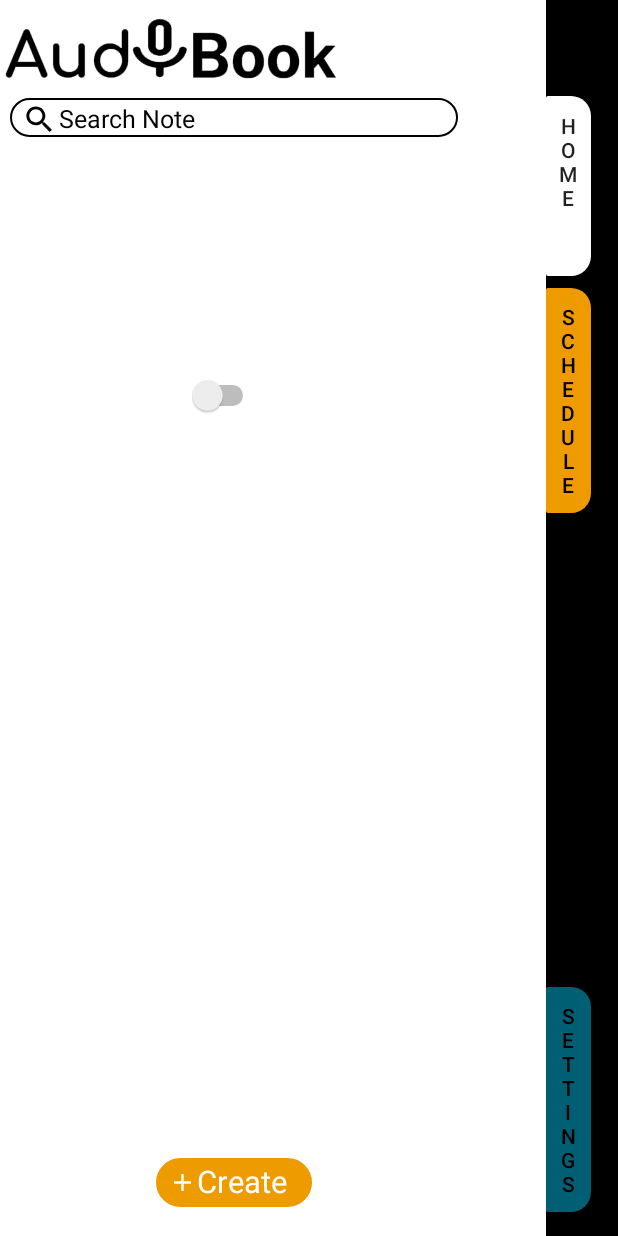
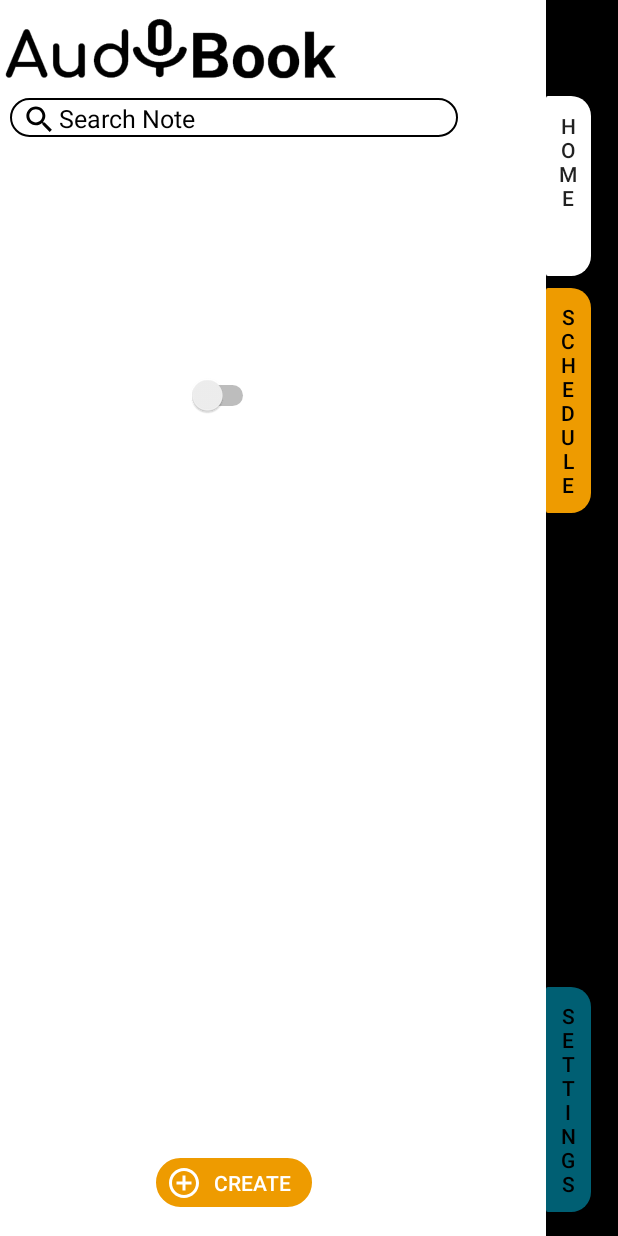
Before and after one commit to MARZ51x/audibookfinal, an Android app: the screen it shows after launch once a user with an empty profile is signed in (HomeActivity), on a phone screen of 412 x 824 dp. Run offline under Robolectric (Android 15) with nearby library versions, the phone set to English and light mode, and no system bars; our stand-ins replace Firebase (no records; nobody signed in at launch, a user with empty details on screens opened directly), sdp/ssp sizes.

Commit message:
Krisha Ui Scheduler Updated

```diff
--- a/app/src/main/java/com/zentech/audibookfinalv/ui/AddEditAlarmActivity.java
+++ b/app/src/main/java/com/zentech/audibookfinalv/ui/AddEditAlarmActivity.java
@@ -8,6 +8,7 @@ import androidx.fragment.app.Fragment;
 
 import android.content.Context;
 import android.content.Intent;
+import android.graphics.Color;
 import android.os.Bundle;
 import android.view.MenuItem;
 import android.view.View;
@@ -43,6 +44,7 @@ public final class AddEditAlarmActivity extends AppCompatActivity {
 
         if(AppCompatDelegate.getDefaultNightMode()==AppCompatDelegate.MODE_NIGHT_YES){
             setTheme(R.style.AppTheme);
+            root.setBackgroundColor(Color.parseColor("#FF001219"));
         }else {
             setTheme(R.style.Theme_Light);
             root.setBackgroundColor(getResources().getColor(android.R.color.white));
--- a/app/src/main/res/drawable/ic_add_sched.xml
+++ b/app/src/main/res/drawable/ic_add_sched.xml
@@ -3,7 +3,7 @@
     android:height="24dp"
     android:viewportWidth="24"
     android:viewportHeight="24"
-    android:tint="?attr/colorControlNormal">
+    android:tint="@color/White">
   <path
       android:fillColor="@android:color/white"
       android:pathData="M10.01,21.01c0,1.1 0.89,1.99 1.99,1.99s1.99,-0.89 1.99,-1.99h-3.98zM18.88,16.82L18.88,11c0,-3.25 -2.25,-5.97 -5.29,-6.69v-0.72C13.59,2.71 12.88,2 12,2s-1.59,0.71 -1.59,1.59v0.72C7.37,5.03 5.12,7.75 5.12,11v5.82L3,18.94L3,20h18v-1.06l-2.12,-2.12zM16,13.01h-3v3h-2v-3L8,13.01L8,11h3L11,8h2v3h3v2.01z"/>
--- /dev/null
+++ b/app/src/main/res/drawable/ic_baseline_add_circle_24.xml
@@ -0,0 +1,5 @@
+<vector android:height="24dp" android:tint="#FFFFFF"
+    android:viewportHeight="24" android:viewportWidth="24"
+    android:width="24dp" xmlns:android="http://schemas.android.com/apk/res/android">
+    <path android:fillColor="@android:color/white" android:pathData="M12,2C6.48,2 2,6.48 2,12s4.48,10 10,10 10,-4.48 10,-10S17.52,2 12,2zM17,13h-4v4h-2v-4L7,13v-2h4L11,7h2v4h4v2z"/>
+</vector>
--- a/app/src/main/res/drawable/ic_baseline_arrow_back_ios_24.xml
+++ b/app/src/main/res/drawable/ic_baseline_arrow_back_ios_24.xml
@@ -3,8 +3,8 @@
     android:height="24dp"
     android:viewportWidth="24"
     android:viewportHeight="24"
-    android:tint="?attr/colorControlNormal">
+    android:tint="@color/Accent">
   <path
-      android:fillColor="@android:color/white"
+      android:fillColor="@color/Accent"
       android:pathData="M11.67,3.87L9.9,2.1 0,12l9.9,9.9 1.77,-1.77L3.54,12z"/>
 </vector>
--- a/app/src/main/res/drawable/ic_baseline_delete_forever_24.xml
+++ b/app/src/main/res/drawable/ic_baseline_delete_forever_24.xml
@@ -1,4 +1,4 @@
-<vector android:height="42dp" android:tint="#FFB300"
+<vector android:height="42dp" android:tint="@color/Delete"
     android:viewportHeight="24" android:viewportWidth="24"
     android:width="42dp" xmlns:android="http://schemas.android.com/apk/res/android">
     <path android:fillColor="@android:color/white" android:pathData="M6,19c0,1.1 0.9,2 2,2h8c1.1,0 2,-0.9 2,-2L18,7L6,7v12zM8.46,11.88l1.41,-1.41L12,12.59l2.12,-2.12 1.41,1.41L13.41,14l2.12,2.12 -1.41,1.41L12,15.41l-2.12,2.12 -1.41,-1.41L10.59,14l-2.13,-2.12zM15.5,4l-1,-1h-5l-1,1L5,4v2h14L19,4z"/>
--- a/app/src/main/res/drawable/ic_done.xml
+++ b/app/src/main/res/drawable/ic_done.xml
@@ -3,7 +3,7 @@
     android:height="24dp"
     android:viewportWidth="24"
     android:viewportHeight="24"
-    android:tint="?attr/colorControlNormal">
+    android:tint="@color/Accent">
   <path
       android:fillColor="@android:color/white"
       android:pathData="M9,16.2L4.8,12l-1.4,1.4L9,19 21,7l-1.4,-1.4L9,16.2z"/>
--- /dev/null
+++ b/app/src/main/res/drawable/ic_outline_add_alert_24.xml
@@ -0,0 +1,5 @@
+<vector android:height="24dp" android:tint="#FFFFFF"
+    android:viewportHeight="24" android:viewportWidth="24"
+    android:width="24dp" xmlns:android="http://schemas.android.com/apk/res/android">
+    <path android:fillColor="@android:color/white" android:pathData="M10.01,21.01c0,1.1 0.89,1.99 1.99,1.99s1.99,-0.89 1.99,-1.99h-3.98zM12,6c2.76,0 5,2.24 5,5v7L7,18v-7c0,-2.76 2.24,-5 5,-5zM12,1.5c-0.83,0 -1.5,0.67 -1.5,1.5v1.17C7.36,4.85 5,7.65 5,11v6l-2,2v1h18v-1l-2,-2v-6c0,-3.35 -2.36,-6.15 -5.5,-6.83L13.5,3c0,-0.83 -0.67,-1.5 -1.5,-1.5zM13,8h-2v3L8,11v2h3v3h2v-3h3v-2h-3z"/>
+</vector>
--- /dev/null
+++ b/app/src/main/res/drawable/ic_outline_add_circle_outline_24.xml
@@ -0,0 +1,5 @@
+<vector android:height="24dp" android:tint="#FFFFFF"
+    android:viewportHeight="24" android:viewportWidth="24"
+    android:width="24dp" xmlns:android="http://schemas.android.com/apk/res/android">
+    <path android:fillColor="@android:color/white" android:pathData="M13,7h-2v4L7,11v2h4v4h2v-4h4v-2h-4L13,7zM12,2C6.48,2 2,6.48 2,12s4.48,10 10,10 10,-4.48 10,-10S17.52,2 12,2zM12,20c-4.41,0 -8,-3.59 -8,-8s3.59,-8 8,-8 8,3.59 8,8 -3.59,8 -8,8z"/>
+</vector>
--- a/app/src/main/res/layout/activity_home.xml
+++ b/app/src/main/res/layout/activity_home.xml
@@ -164,44 +164,18 @@
             android:layout_height="@dimen/_25sdp"
             android:layout_marginBottom="@dimen/_15sdp"
             android:background="@drawable/background_searchbar_rounded"
-            android:backgroundTint="@color/Accent"
-            android:orientation="horizontal"
-            app:layout_constraintBottom_toBottomOf="parent"
-            app:layout_constraintLeft_toLeftOf="parent"
-            app:layout_constraintRight_toRightOf="parent"
-            android:visibility="invisible">
-
-        </Button>
-
-        <LinearLayout
-            android:layout_width="@dimen/_80sdp"
-            android:layout_height="@dimen/_25sdp"
-            android:layout_marginBottom="@dimen/_15sdp"
-            android:background="@drawable/background_searchbar_rounded"
-            android:backgroundTint="@color/Accent"
+            android:backgroundTint="#FDBE3B"
+            android:drawableLeft="@drawable/ic_outline_add_circle_outline_24"
+            android:padding="@dimen/_5sdp"
+            android:text="Create"
+            android:textColor="@color/White"
+            app:backgroundTint="@color/accent"
             android:orientation="horizontal"
             app:layout_constraintBottom_toBottomOf="parent"
             app:layout_constraintLeft_toLeftOf="parent"
             app:layout_constraintRight_toRightOf="parent">
 
-            <ImageView
-                android:layout_width="@dimen/_15sdp"
-                android:layout_height="@dimen/_15sdp"
-                android:layout_marginStart="@dimen/_6sdp"
-                android:layout_marginTop="@dimen/_5sdp"
-                android:background="@drawable/ic_add"
-                android:backgroundTint="@color/White">
-            </ImageView>
-
-            <TextView
-                android:layout_width="match_parent"
-                android:layout_height="match_parent"
-                android:layout_marginTop="@dimen/_1sdp"
-                android:text="Create"
-                android:textColor="@color/White"
-                android:textSize="@dimen/_16sdp">
-            </TextView>
-        </LinearLayout>
+        </Button>
 
         <Switch
             android:id="@+id/switch1"
--- a/app/src/main/res/values-night/themes.xml
+++ b/app/src/main/res/values-night/themes.xml
@@ -13,7 +13,7 @@
         <item name="android:statusBarColor" tools:targetApi="l">?attr/colorPrimaryVariant</item>
         <!-- Customize your theme here. -->
         <item name="page_backgroundColor">#FF001219</item>
-        <item name="text_color">#FFFF</item>
+        <item name="text_color">#FFFFFF</item>
         <item name="nav_backgroundColor">#202c34</item>
 
     </style>
--- a/app/src/main/res/values/attr.xml
+++ b/app/src/main/res/values/attr.xml
@@ -4,7 +4,6 @@
         <attr name="page_backgroundColor" format="color"/>
         <attr name="text_color" format="color"/>
         <attr name="nav_backgroundColor" format="color"/>
-
     </declare-styleable>
 
 </resources>
```
Also changed, not shown: app/src/main/res/drawable/save_rounded.xml (added, +19 -0 lines), app/src/main/res/layout/fragment_add_edit_alarm.xml (+6 -6 lines).
